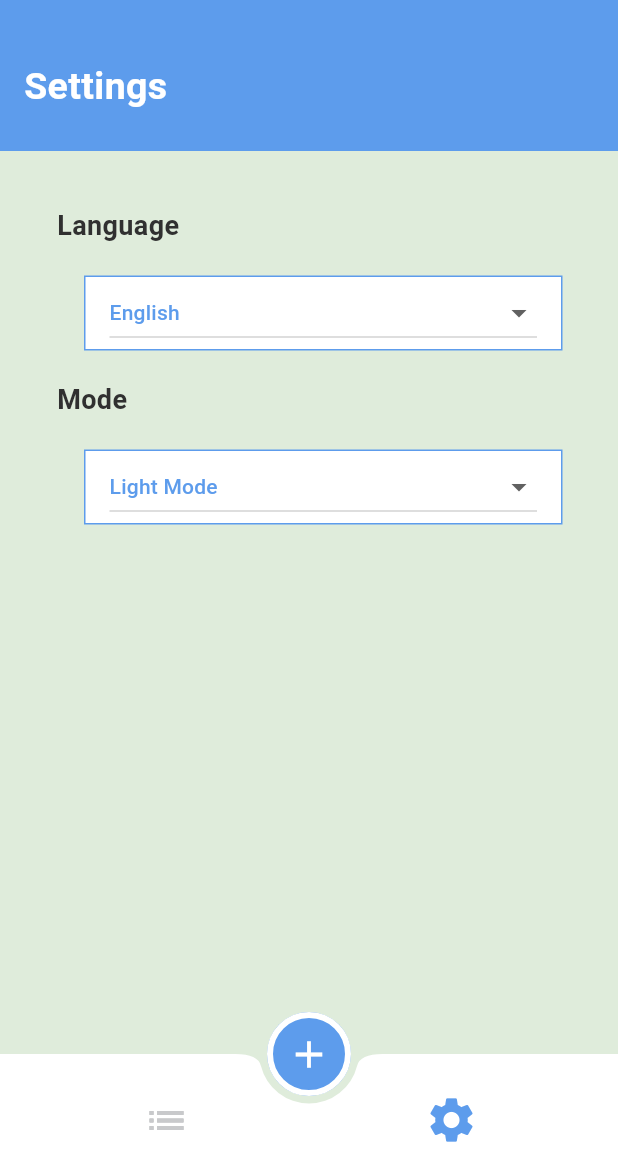
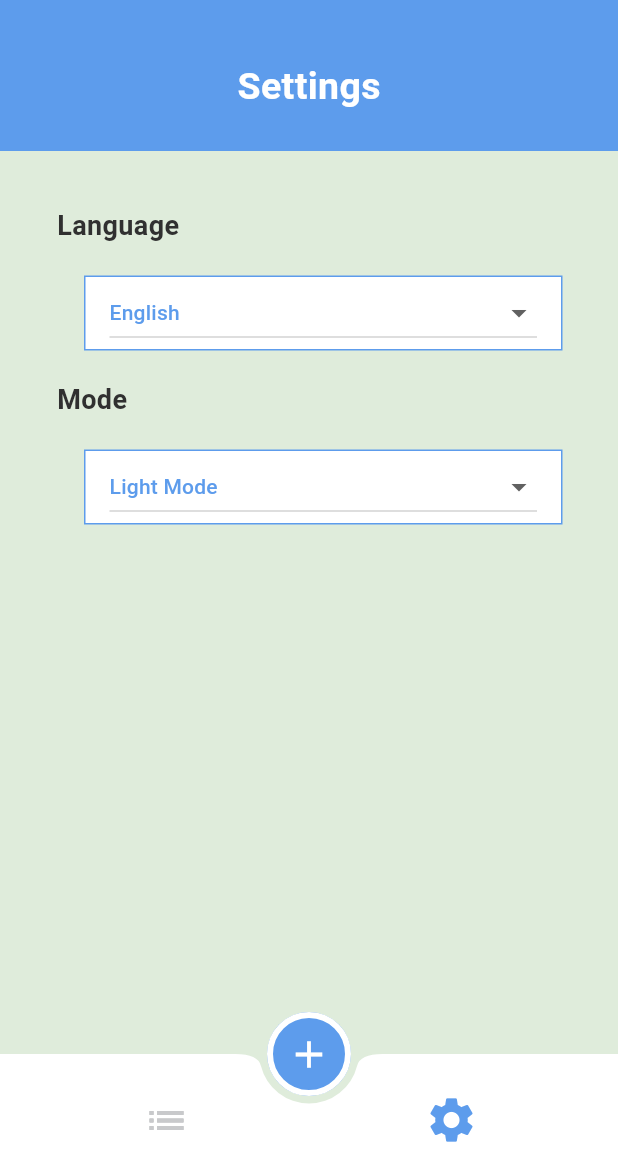
Before and after one commit to Mariamshahir/todo_app, a Flutter app: the screen it shows after launch, item 2 of the bottom bar chosen, on a phone screen of 412 x 824 dp, the part 62-1236 px from its top. Run offline on Flutter 3.47's test engine with Material 3 defaults, Android fonts, the phone set to English and light mode, and no system bars; our stand-ins replace cloud_firestore, easy_date_timeline, firebase_core, shared_preferences; accounts and stored records are empty; generated files the repository leaves out were written again.

Commit message:
Finished settings tap.

```diff
--- a/lib/taps/settings_tap.dart
+++ b/lib/taps/settings_tap.dart
@@ -41,7 +41,7 @@ class _SettingsState extends State<Settings> {
                   ),
                   Padding(
                     padding: EdgeInsets.symmetric(vertical: 25, horizontal: 16),
-                    child: Text(context.getLocalizations.settings, style: AppTheme.titleSetting.copyWith(color: AppColors.white)),
+                    child: Center(child: Text(context.getLocalizations.settings, style: AppTheme.titleSetting.copyWith(color: AppColors.white))),
                   ),
                 ],
               ),
```
